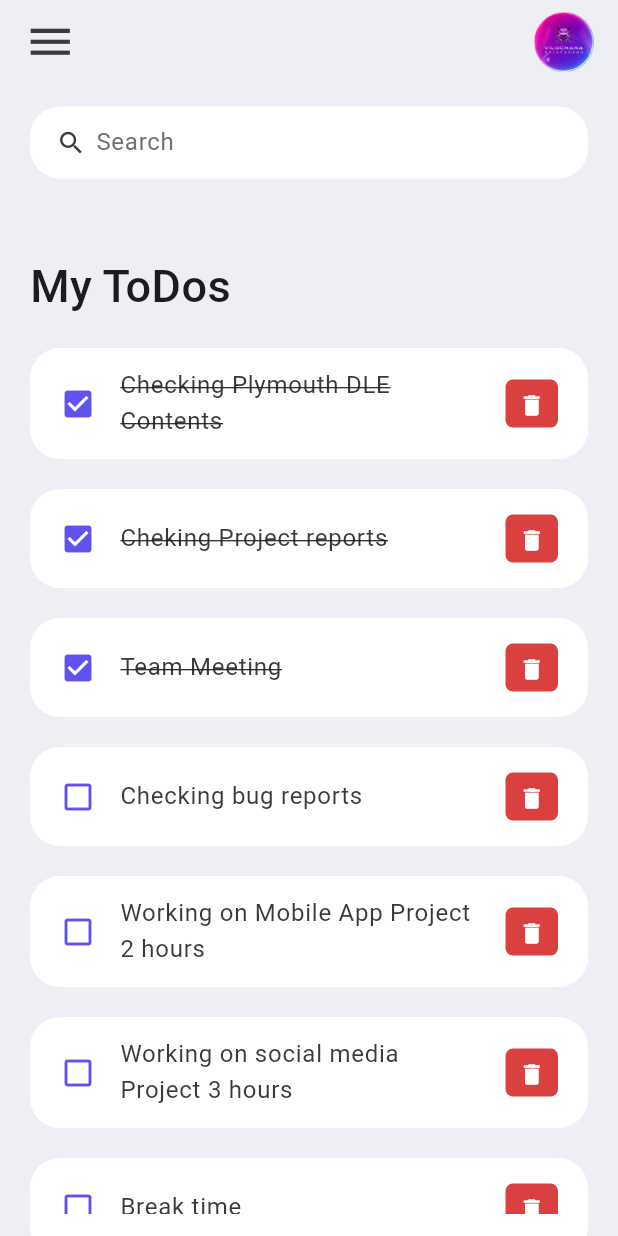
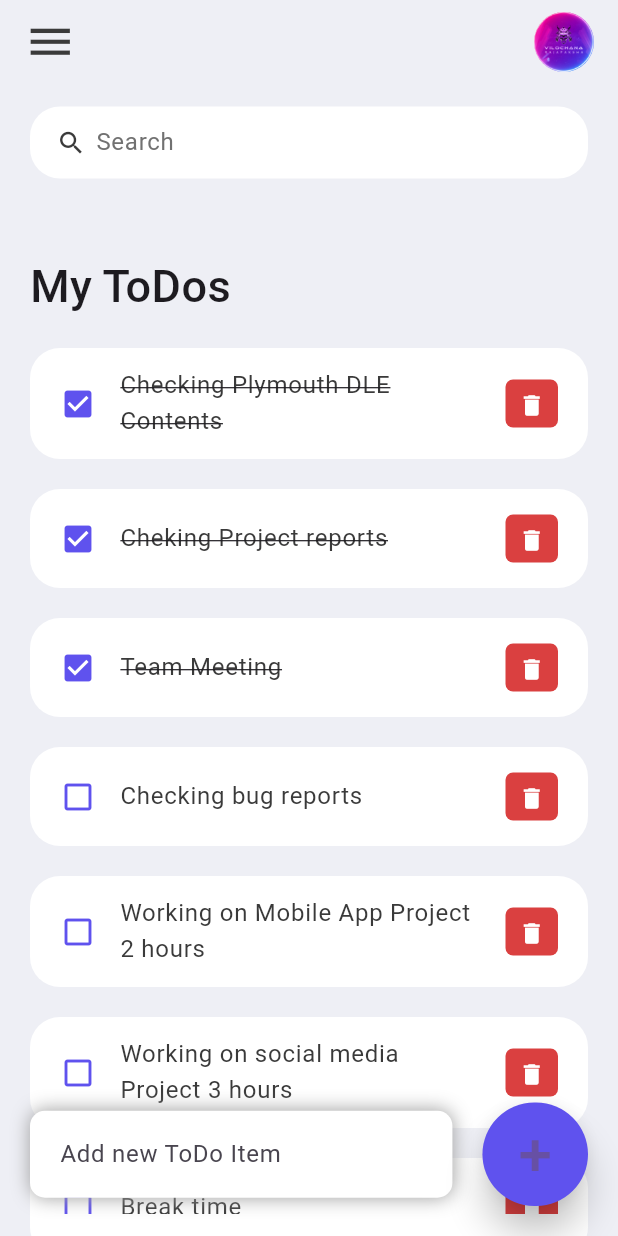
Before and after one commit to sadisi/flutter_ToDo_App, a Flutter app: the screen it shows after launch, on a phone screen of 412 x 824 dp. Run offline on Flutter 3.47's test engine with Material 3 defaults, Android fonts, the phone set to English and light mode, and no system bars.

Commit message:
completly developed App UI

```diff
--- a/lib/Screens/home.dart
+++ b/lib/Screens/home.dart
@@ -13,7 +13,9 @@ class Home extends StatelessWidget {
     return Scaffold(
       backgroundColor: tdBGColor,
       appBar: _buildAppBar(),
-      body: Container(
+      body: Stack(
+        children: [
+          Container(
             padding: EdgeInsets.symmetric(
               horizontal: 20,
               vertical: 15,
@@ -29,6 +31,7 @@ class Home extends StatelessWidget {
                         top: 50,
                         bottom: 20,
                         ),
+
                       child: Text(
                         'My ToDos',
                         style: TextStyle(
@@ -45,6 +48,51 @@ class Home extends StatelessWidget {
                )
               ],
             ),
+          ),
+          Align(
+            alignment: Alignment.bottomCenter,
+            child: Row(children: [
+              Expanded(
+                child: Container(
+                  margin: EdgeInsets.only(
+                    bottom: 20,
+                    right: 20,
+                    left: 20,
+                    ),
+                    padding: EdgeInsets.symmetric(horizontal: 20,vertical: 5),
+                    decoration:  BoxDecoration(
+                      color: Colors.white,
+                      boxShadow: const [BoxShadow(
+                        color: Colors.grey,
+                        offset: Offset(0.0,0.0),
+                      blurRadius: 10.0,
+                      spreadRadius: 0.0,
+                      ),],
+                      borderRadius: BorderRadius.circular(10),
+                    ),
+                    child: TextField(
+                      decoration: InputDecoration(
+                        hintText: 'Add new ToDo Item',
+                        border: InputBorder.none
+                      ),
+                    ),
+                    ),
+                    ),
+                    Container(
+                      margin: EdgeInsets.only(bottom: 20,right: 20),
+                      child: ElevatedButton(
+                        child: Text('+',style: TextStyle(fontSize: 40),),
+                        onPressed: () {},
+                        style: ElevatedButton.styleFrom(
+                          primary: tdBlue,
+                          minimumSize: Size(60, 69),
+                          elevation: 10,
+                        ),
+                      ),
+                    )
+            ],),
+          )
+        ],
       ),
     );
   }
```
Lines whose indentation alone changed are shown as unchanged.
